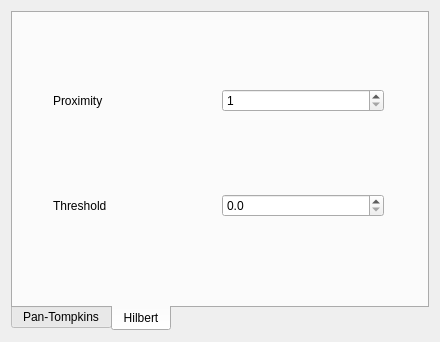
Above: src/View/MainWindow/rpeaksform.ui from TurboMiki/ecg_app before the change. Below: the same form after it.
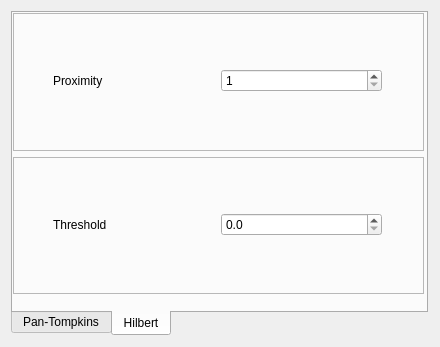
That is the form after the change.

The edit to the form file:
```diff
--- a/src/View/MainWindow/rpeaksform.ui
+++ b/src/View/MainWindow/rpeaksform.ui
@@ -7,7 +7,7 @@
     <x>0</x>
     <y>0</y>
     <width>440</width>
-    <height>342</height>
+    <height>347</height>
    </rect>
   </property>
   <property name="windowTitle">
@@ -16,6 +16,24 @@
   <layout class="QHBoxLayout" name="horizontalLayout_8">
    <item>
     <widget class="QTabWidget" name="AlgForm">
+     <property name="sizePolicy">
+      <sizepolicy hsizetype="Fixed" vsizetype="Fixed">
+       <horstretch>0</horstretch>
+       <verstretch>0</verstretch>
+      </sizepolicy>
+     </property>
+     <property name="minimumSize">
+      <size>
+       <width>417</width>
+       <height>325</height>
+      </size>
+     </property>
+     <property name="maximumSize">
+      <size>
+       <width>417</width>
+       <height>325</height>
+      </size>
+     </property>
      <property name="tabPosition">
       <enum>QTabWidget::TabPosition::South</enum>
      </property>
@@ -181,6 +199,22 @@
        </property>
        <layout class="QVBoxLayout" name="verticalLayout_4">
         <item>
+         <widget class="QFrame" name="frame_4">
+          <property name="frameShape">
+           <enum>QFrame::Shape::StyledPanel</enum>
+          </property>
+          <property name="frameShadow">
+           <enum>QFrame::Shadow::Raised</enum>
+          </property>
+          <widget class="QWidget" name="">
+           <property name="geometry">
+            <rect>
+             <x>0</x>
+             <y>0</y>
+             <width>409</width>
+             <height>136</height>
+            </rect>
+           </property>
          <layout class="QHBoxLayout" name="horizontalLayout_7">
           <item>
            <spacer name="horizontalSpacer_5">
@@ -244,8 +278,26 @@
            </spacer>
           </item>
          </layout>
+          </widget>
+         </widget>
         </item>
         <item>
+         <widget class="QFrame" name="frame_3">
+          <property name="frameShape">
+           <enum>QFrame::Shape::StyledPanel</enum>
+          </property>
+          <property name="frameShadow">
+           <enum>QFrame::Shadow::Raised</enum>
+          </property>
+          <widget class="QWidget" name="">
+           <property name="geometry">
+            <rect>
+             <x>0</x>
+             <y>0</y>
+             <width>409</width>
+             <height>136</height>
+            </rect>
+           </property>
          <layout class="QHBoxLayout" name="horizontalLayout_9">
           <item>
            <spacer name="horizontalSpacer_7">
@@ -306,6 +358,8 @@
            </spacer>
           </item>
          </layout>
+          </widget>
+         </widget>
         </item>
        </layout>
       </widget>
```
Left out of the diff: 36 changed lines with no effect on the pictures. Lines whose indentation alone changed are shown as unchanged.
